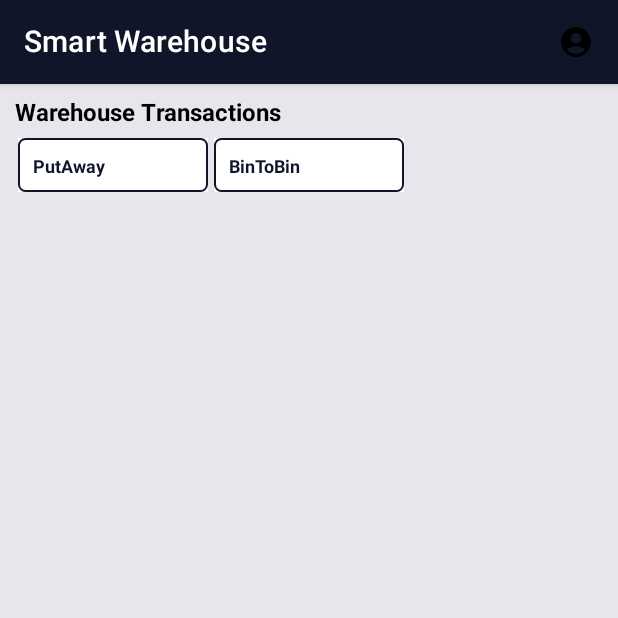
After one commit to Sharon-40/SharonCMP, an Android app built with Jetpack Compose: the composable DashBoardScreen shown on its own in the app's theme, on a phone screen of 412 x 824 dp, the top half of it. The commit adds this screen. Run offline under Robolectric (Android 15) with nearby library versions, the phone set to English and light mode, and no system bars.

Commit message:
DashBoard Added

```diff
--- /dev/null
+++ b/composeApp/src/commonMain/kotlin/ColorResources.kt
@@ -0,0 +1,15 @@
+import androidx.compose.ui.graphics.Color
+
+object ColorResources{
+
+    val ColorPrimary = Color(0xFF111529)
+    val ColorSecondary = Color(0xFF353D66)
+    val ColorAccent = Color(0xFF111529)
+
+    val Background = Color(0xFFE7E6EC)
+
+
+    val Purple40 = Color(0xFF6650a4)
+    val PurpleGrey40 = Color(0xFF625b71)
+    val Pink40 = Color(0xFF7D5260)
+}
--- /dev/null
+++ b/composeApp/src/commonMain/kotlin/Strings.kt
@@ -0,0 +1,6 @@
+object Strings {
+    const val AppName="Smart Warehouse"
+    const val WareHouseTransactions="Warehouse Transactions"
+
+    enum class Apps{ PutAway,BinToBin }
+}
--- /dev/null
+++ b/composeApp/src/commonMain/kotlin/domain/models/AppModel.kt
@@ -0,0 +1,5 @@
+package domain.models
+
+data class AppModel(
+    val appName:String
+)
--- /dev/null
+++ b/composeApp/src/commonMain/kotlin/presentation/screens/DashBoardScreen.kt
@@ -0,0 +1,93 @@
+package presentation.screens
+
+import androidx.compose.foundation.Image
+import androidx.compose.foundation.background
+import androidx.compose.foundation.border
+import androidx.compose.foundation.clickable
+import androidx.compose.foundation.layout.Arrangement
+import androidx.compose.foundation.layout.Column
+import androidx.compose.foundation.layout.Row
+import androidx.compose.foundation.layout.Spacer
+import androidx.compose.foundation.layout.fillMaxHeight
+import androidx.compose.foundation.layout.fillMaxWidth
+import androidx.compose.foundation.layout.height
+import androidx.compose.foundation.layout.padding
+import androidx.compose.foundation.layout.wrapContentHeight
+import androidx.compose.foundation.lazy.grid.GridCells
+import androidx.compose.foundation.lazy.grid.LazyVerticalGrid
+import androidx.compose.foundation.lazy.grid.items
+import androidx.compose.foundation.shape.RoundedCornerShape
+import androidx.compose.material.MaterialTheme
+import androidx.compose.material.Scaffold
+import androidx.compose.material.Text
+import androidx.compose.material.TopAppBar
+import androidx.compose.material.icons.Icons
+import androidx.compose.material.icons.filled.AccountCircle
+import androidx.compose.runtime.Composable
+import androidx.compose.ui.Alignment
+import androidx.compose.ui.Modifier
+import androidx.compose.ui.graphics.Color.Companion.Black
+import androidx.compose.ui.graphics.Color.Companion.White
+import androidx.compose.ui.text.TextStyle
+import androidx.compose.ui.text.font.FontWeight
+import androidx.compose.ui.text.style.TextOverflow
+import androidx.compose.ui.unit.dp
+import androidx.compose.ui.unit.sp
+import domain.models.AppModel
+import ColorResources
+import Strings
+
+@Composable
+fun DashBoardScreen(onClick: (AppModel) -> Unit) {
+
+    val apps= arrayListOf(AppModel(Strings.Apps.PutAway.name),AppModel(Strings.Apps.BinToBin.name))
+
+    Scaffold(topBar = {
+        TopAppBar(
+            contentColor = White,
+            backgroundColor = ColorResources.ColorPrimary
+        ) {
+            Row(
+                modifier = Modifier.fillMaxWidth().wrapContentHeight().padding(horizontal = 12.dp),
+                horizontalArrangement = Arrangement.SpaceBetween,
+                verticalAlignment = Alignment.CenterVertically
+            ) {
+                Text(text = Strings.AppName, style = MaterialTheme.typography.h6, color = White)
+                Image(imageVector = Icons.Default.AccountCircle, contentDescription = null, modifier = Modifier.clickable {})
+            }
+
+        }
+    }) {
+
+        Column (modifier = Modifier.fillMaxHeight().background(ColorResources.Background).padding(10.dp)) {
+
+            Text(text = Strings.WareHouseTransactions, style = TextStyle(color = Black, fontSize = 16.sp, fontWeight = FontWeight.Bold))
+
+            Spacer(modifier = Modifier.height(5.dp))
+
+            LazyVerticalGrid(columns = GridCells.Fixed(3)) {
+                items(apps) {
+                    Column(
+                        modifier = Modifier.fillMaxWidth().wrapContentHeight()
+                            .clickable {
+                                onClick(it)
+                            }
+                            .padding(2.dp).border(1.dp, ColorResources.ColorAccent, RoundedCornerShape(5.dp)).background(White).padding(10.dp)
+                    ) {
+
+                        Spacer(modifier = Modifier.height(2.dp))
+
+                        Text(
+                            text = it.appName,
+                            style = TextStyle(color = ColorResources.ColorAccent,fontSize = 12.sp, fontWeight = FontWeight.Bold),
+                            overflow = TextOverflow.Ellipsis, maxLines = 2
+                        )
+
+                    }
+                }
+            }
+        }
+    }
+
+
+}
```
Also changed, not shown: composeApp/src/androidMain/kotlin/com/incture/cmp/SplashActivity.kt (+5 -3 lines), composeApp/src/commonMain/kotlin/presentation/navigation/AppNavigation.kt (+12 -2 lines).
